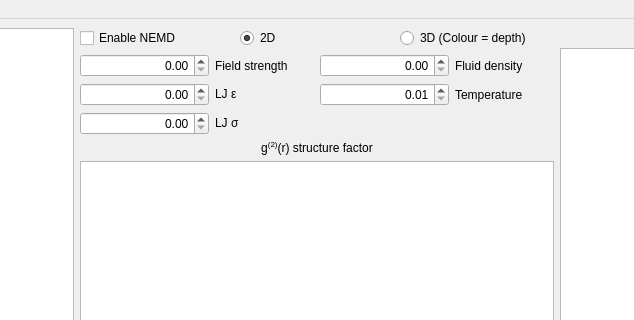
Above: GUI-resources/mainwindow.ui from CTCMS-UQ/QtNEMD before the change; both pictures show x 410 to 1044 and y 0 to 320 of the 1454 by 727 pixel window. Below: the same form after it.
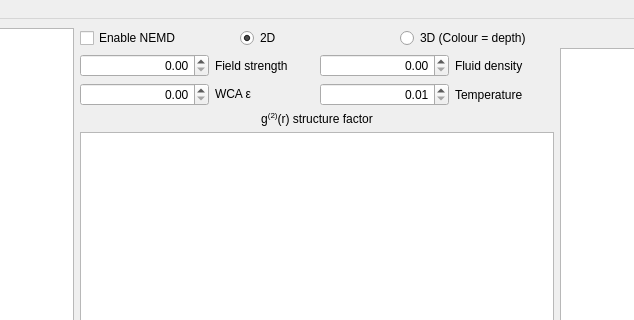
That is the form after the change. Custom widgets are drawn as their Qt base class.

The edit to the form file:
```diff
--- a/GUI-resources/mainwindow.ui
+++ b/GUI-resources/mainwindow.ui
@@ -200,27 +200,7 @@
           <item row="1" column="1">
            <widget class="QLabel" name="lj_eps_label">
             <property name="text">
-             <string>&lt;html&gt;&lt;head/&gt;&lt;body&gt;&lt;p&gt;LJ ε&lt;/p&gt;&lt;/body&gt;&lt;/html&gt;</string>
-            </property>
-           </widget>
-          </item>
-          <item row="2" column="0">
-           <widget class="QDoubleSpinBox" name="lj_sigma_spinbox">
-            <property name="minimumSize">
-             <size>
-              <width>129</width>
-              <height>0</height>
-             </size>
-            </property>
-            <property name="alignment">
-             <set>Qt::AlignRight|Qt::AlignTrailing|Qt::AlignVCenter</set>
-            </property>
-           </widget>
-          </item>
-          <item row="2" column="1">
-           <widget class="QLabel" name="lj_sigma_label">
-            <property name="text">
-             <string>&lt;html&gt;&lt;head/&gt;&lt;body&gt;&lt;p&gt;LJ σ&lt;/p&gt;&lt;/body&gt;&lt;/html&gt;</string>
+             <string>&lt;html&gt;&lt;head/&gt;&lt;body&gt;&lt;p&gt;WCA ε&lt;/p&gt;&lt;/body&gt;&lt;/html&gt;</string>
             </property>
            </widget>
           </item>
```
